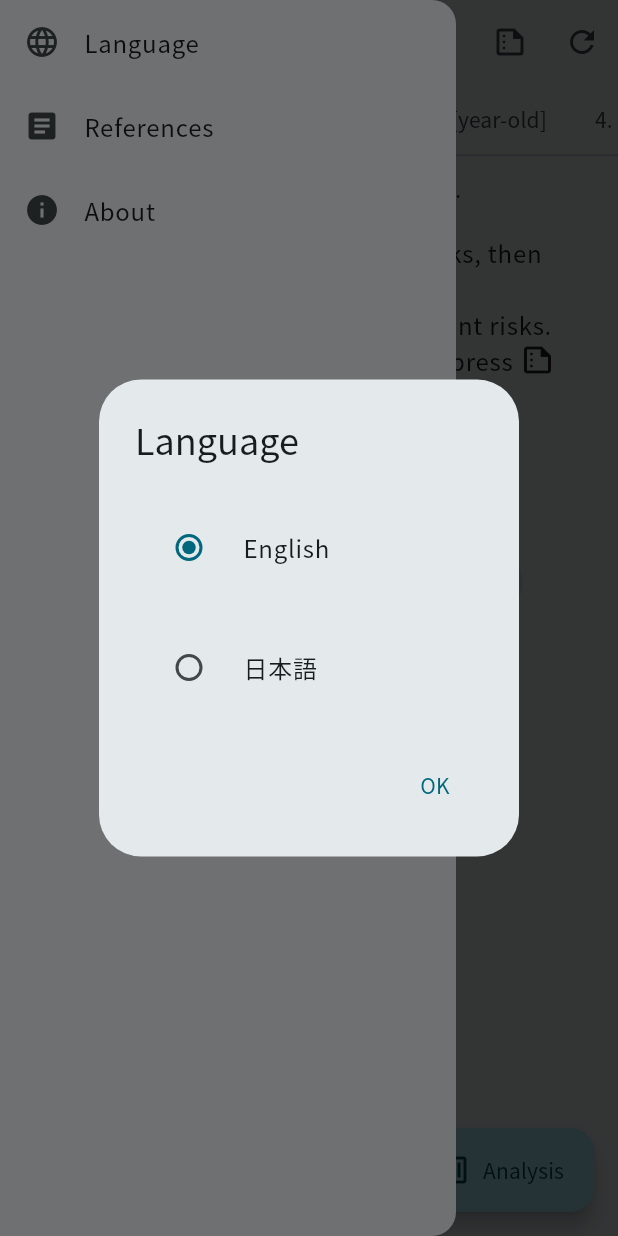
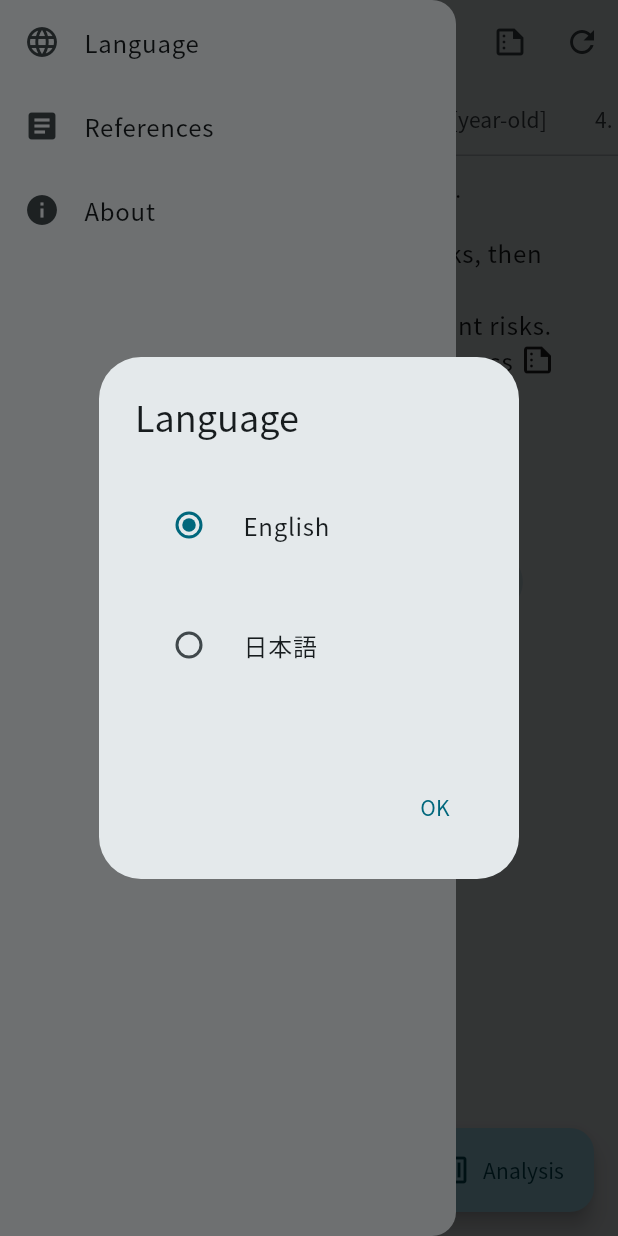
Before and after one commit to studiome/clti_risk, a Flutter app: the screen it shows after launch, in the side drawer, after a tap on "Language", on a phone screen of 412 x 824 dp. Run offline on Flutter 3.47's test engine with Material 2 defaults, Android fonts, the phone set to English and light mode, and no system bars; our stand-ins replace package_info_plus, shared_preferences; generated files the repository leaves out were written again.

Commit message:
fix layout

```diff
--- a/lib/widgets/question_form.dart
+++ b/lib/widgets/question_form.dart
@@ -272,7 +272,7 @@ class LocaleSwitch extends StatelessWidget {
   @override
   Widget build(BuildContext context) {
     return SizedBox(
-      height: 150.0,
+      height: 180.0,
       child: Column(
         children: [
           Padding(
```
